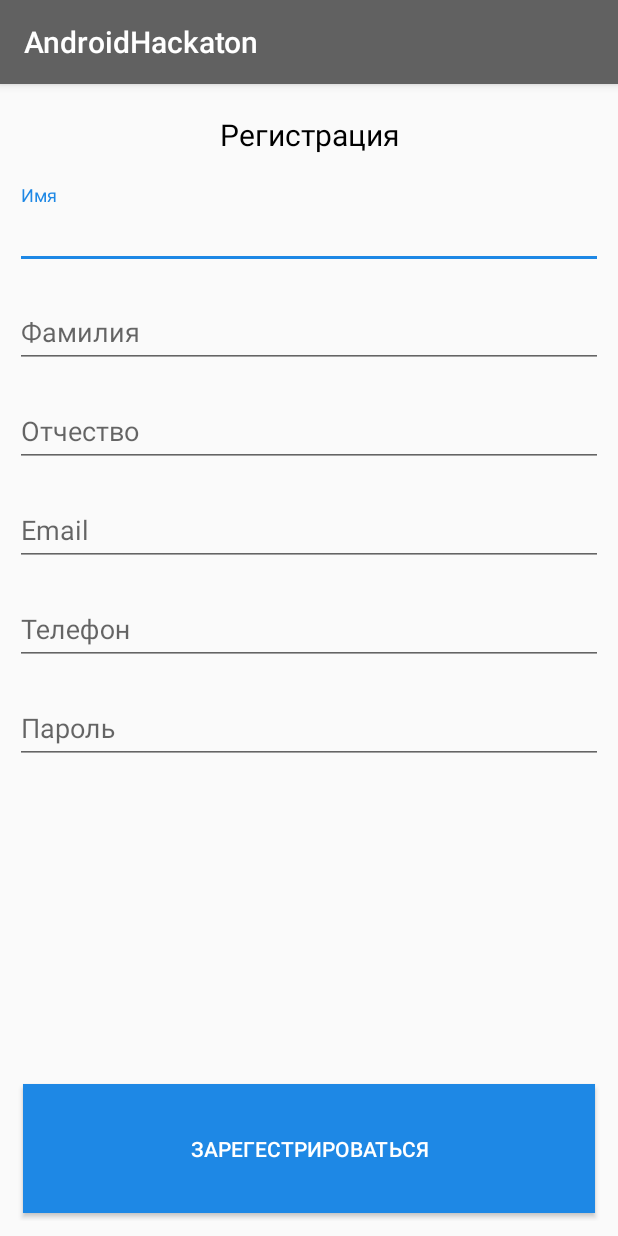
After one commit to Ruslanio/AndroidHackaton, an Android app: the RegistrationActivity screen opened directly, with no data from a screen before it, on a phone screen of 412 x 824 dp. The commit adds this screen. Run offline under Robolectric (Android 15) with nearby library versions, the phone set to English and light mode, and no system bars; our stand-ins replace ButterKnife, RxJava; libraries missing offline, so code that uses them is left out: com.jakewharton.retrofit2.

Commit message:
login and registration activity and registration network manager added

```diff
--- a/app/src/main/AndroidManifest.xml
+++ b/app/src/main/AndroidManifest.xml
@@ -2,6 +2,7 @@
 <manifest xmlns:android="http://schemas.android.com/apk/res/android"
           package="com.example.ruslanio.androidhackaton">
 
+    <uses-permission android:name="android.permission.INTERNET"/>
     <application
         android:allowBackup="true"
         android:icon="@mipmap/ic_launcher"
@@ -16,6 +17,8 @@
                 <category android:name="android.intent.category.LAUNCHER"/>
             </intent-filter>
         </activity>
+        <activity android:name=".RegistrationActivity">
+        </activity>
     </application>
 
 </manifest>
--- /dev/null
+++ b/app/src/main/java/com/example/ruslanio/androidhackaton/RegistrationActivity.java
@@ -0,0 +1,77 @@
+package com.example.ruslanio.androidhackaton;
+
+import android.support.design.widget.TextInputEditText;
+import android.support.v7.app.AppCompatActivity;
+import android.os.Bundle;
+import android.view.View;
+import android.widget.Button;
+
+import com.example.ruslanio.androidhackaton.abstracts.BaseActivity;
+import com.example.ruslanio.androidhackaton.api.authorization.AuthorizationManager;
+import com.example.ruslanio.androidhackaton.api.authorization.RegistrationBodyRequest;
+
+import butterknife.BindView;
+
+public class RegistrationActivity extends BaseActivity implements View.OnClickListener{
+
+    @BindView(R.id.btn_register)
+    Button mRegister;
+
+    @BindView(R.id.et_first_name)
+    TextInputEditText mFirstName;
+    @BindView(R.id.et_last_name)
+    TextInputEditText mLastName;
+    @BindView(R.id.et_middle_name)
+    TextInputEditText mMiddleName;
+    @BindView(R.id.et_email)
+    TextInputEditText mEmail;
+    @BindView(R.id.et_phone)
+    TextInputEditText mPhone;
+    @BindView(R.id.et_password)
+    TextInputEditText mPassword;
+
+
+    private AuthorizationManager mAuthorizationManager;
+
+    @Override
+    protected void onInit() {
+        mRegister.setOnClickListener(this);
+        mAuthorizationManager = new AuthorizationManager();
+    }
+
+    @Override
+    protected int getLayout() {
+        return R.layout.activity_registration;
+    }
+
+    @Override
+    public void onClick(View v) {
+        switch (v.getId()){
+            case R.id.btn_register:
+                mAuthorizationManager.register(getData())
+                        .subscribe(response -> {
+
+                                    saveToken(response.getResponseData());
+                                }
+                                ,error-> {
+                                    showSnackbar("UNKNOWN ERROR");
+                                });
+                break;
+        }
+    }
+
+    private void saveToken(String token){
+        showSnackbar(token);
+    }
+
+    private RegistrationBodyRequest getData() {
+        RegistrationBodyRequest registrationBodyRequest = new RegistrationBodyRequest();
+        registrationBodyRequest.setFirstName(mFirstName.getText().toString());
+        registrationBodyRequest.setLastName(mLastName.getText().toString());
+        registrationBodyRequest.setMiddleName(mMiddleName.getText().toString());
+        registrationBodyRequest.setEmail(mEmail.getText().toString());
+        registrationBodyRequest.setPassword(mPassword.getText().toString());
+        registrationBodyRequest.setPhone(mPhone.getText().toString());
+        return registrationBodyRequest;
+    }
+}
--- a/app/src/main/java/com/example/ruslanio/androidhackaton/abstracts/BaseActivity.java
+++ b/app/src/main/java/com/example/ruslanio/androidhackaton/abstracts/BaseActivity.java
@@ -1,6 +1,7 @@
 package com.example.ruslanio.androidhackaton.abstracts;
 
 import android.os.Bundle;
+import android.support.annotation.LayoutRes;
 import android.support.annotation.Nullable;
 import android.support.annotation.StringRes;
 import android.support.design.widget.BaseTransientBottomBar;
@@ -19,6 +20,7 @@ public abstract class BaseActivity extends AppCompatActivity {
     @Override
     protected void onCreate(@Nullable Bundle savedInstanceState) {
         super.onCreate(savedInstanceState);
+        setContentView(getLayout());
         ButterKnife.bind(this);
         onInit();
     }
@@ -26,6 +28,8 @@ public abstract class BaseActivity extends AppCompatActivity {
 
     protected abstract void onInit();
 
+    @LayoutRes
+    protected abstract int getLayout();
 
     public void showToast(@StringRes int text) {
         Toast.makeText(this, text, Toast.LENGTH_LONG).show();
--- /dev/null
+++ b/app/src/main/java/com/example/ruslanio/androidhackaton/api/authorization/AuthorizationManager.java
@@ -0,0 +1,43 @@
+package com.example.ruslanio.androidhackaton.api.authorization;
+
+import com.example.ruslanio.androidhackaton.api.authorization.pojo.RegistrationResponse;
+import com.jakewharton.retrofit2.adapter.rxjava2.RxJava2CallAdapterFactory;
+
+import java.util.concurrent.TimeUnit;
+
+import io.reactivex.Observable;
+import io.reactivex.schedulers.Schedulers;
+import okhttp3.ConnectionPool;
+import okhttp3.OkHttpClient;
+import retrofit2.Retrofit;
+import retrofit2.converter.gson.GsonConverterFactory;
+
+/**
+ * Created by Ruslanio on 27.10.2017.
+ */
+
+public class AuthorizationManager {
+    private static final String BASE_URL = "https://dtp-hack.herokuapp.com";
+    private final CallRegistration mCallRegistration;
+
+
+    public AuthorizationManager() {
+        OkHttpClient okHttpClient = new OkHttpClient.Builder()
+                .connectTimeout(8, TimeUnit.MINUTES)
+                .readTimeout(8, TimeUnit.MINUTES)
+                .writeTimeout(8, TimeUnit.MINUTES)
+                .connectionPool(new ConnectionPool(1, 5, TimeUnit.MINUTES))
+                .build();
+        mCallRegistration = new Retrofit.Builder()
+                .client(okHttpClient)
+                .addConverterFactory(GsonConverterFactory.create())
+                .addCallAdapterFactory(RxJava2CallAdapterFactory.createWithScheduler(Schedulers.io()))
+                .baseUrl(BASE_URL)
+                .build()
+                .create(CallRegistration.class);
+    }
+
+    public Observable<RegistrationResponse> register(RegistrationBodyRequest registrationBodyRequest){
+        return mCallRegistration.register(registrationBodyRequest);
+    }
+}
--- /dev/null
+++ b/app/src/main/java/com/example/ruslanio/androidhackaton/api/authorization/CallRegistration.java
@@ -0,0 +1,17 @@
+package com.example.ruslanio.androidhackaton.api.authorization;
+
+import com.example.ruslanio.androidhackaton.api.authorization.pojo.RegistrationResponse;
+
+import io.reactivex.Observable;
+import retrofit2.http.Body;
+import retrofit2.http.POST;
+
+/**
+ * Created by Ruslanio on 27.10.2017.
+ */
+
+public interface CallRegistration {
+
+    @POST("/v1/sign_up")
+    Observable<RegistrationResponse> register(@Body RegistrationBodyRequest registrationBodyRequest);
+}
--- /dev/null
+++ b/app/src/main/res/layout/activity_registration.xml
@@ -0,0 +1,133 @@
+<?xml version="1.0" encoding="utf-8"?>
+<LinearLayout
+    xmlns:android="http://schemas.android.com/apk/res/android"
+    xmlns:app="http://schemas.android.com/apk/res-auto"
+    xmlns:tools="http://schemas.android.com/tools"
+    android:layout_width="match_parent"
+    android:layout_height="match_parent"
+    android:orientation="vertical"
+    android:padding="@dimen/tab_item_padding"
+    tools:context="com.example.ruslanio.androidhackaton.RegistrationActivity">
+
+
+    <TextView
+        style="@style/Label"
+        android:layout_width="match_parent"
+        android:layout_height="wrap_content"
+        android:gravity="center_horizontal"
+        android:text="@string/registration"
+        android:textSize="@dimen/extra_large_text_size"/>
+
+
+    <android.support.v4.widget.NestedScrollView
+        android:layout_weight="1"
+        android:layout_width="match_parent"
+        android:layout_height="match_parent">
+
+        <LinearLayout
+            android:layout_width="match_parent"
+            android:layout_height="wrap_content"
+            android:orientation="vertical">
+
+            <android.support.design.widget.TextInputLayout
+                android:layout_width="match_parent"
+                android:layout_height="wrap_content"
+                android:paddingTop="10dp">
+
+                <android.support.design.widget.TextInputEditText
+                    android:id="@+id/et_first_name"
+                    android:layout_width="match_parent"
+                    android:layout_height="wrap_content"
+                    android:hint="@string/first_name"
+                    android:inputType="text"
+                    android:lines="1"/>
+            </android.support.design.widget.TextInputLayout>
+
+            <android.support.design.widget.TextInputLayout
+                android:layout_width="match_parent"
+                android:layout_height="wrap_content"
+                android:paddingTop="10dp">
+
+                <android.support.design.widget.TextInputEditText
+                    android:id="@+id/et_last_name"
+                    android:layout_width="match_parent"
+                    android:layout_height="wrap_content"
+                    android:hint="@string/last_name"
+                    android:imeActionId="@+id/et_first_name"
+                    android:inputType="text"
+                    android:lines="1"/>
+            </android.support.design.widget.TextInputLayout>
+
+            <android.support.design.widget.TextInputLayout
+                android:layout_width="match_parent"
+                android:layout_height="wrap_content"
+                android:paddingTop="10dp">
+
+                <android.support.design.widget.TextInputEditText
+                    android:id="@+id/et_middle_name"
+                    android:layout_width="match_parent"
+                    android:layout_height="wrap_content"
+                    android:hint="@string/middle_name"
+                    android:imeActionId="@+id/et_last_name"
+                    android:inputType="text"
+                    android:lines="1"/>
+            </android.support.design.widget.TextInputLayout>
+
+            <android.support.design.widget.TextInputLayout
+                android:layout_width="match_parent"
+                android:layout_height="wrap_content"
+                android:paddingTop="10dp">
+
+                <android.support.design.widget.TextInputEditText
+                    android:id="@+id/et_email"
+                    android:layout_width="match_parent"
+                    android:layout_height="wrap_content"
+                    android:hint="@string/email"
+                    android:imeActionId="@+id/et_middle_name"
+                    android:inputType="textEmailAddress"
+                    android:lines="1"/>
+            </android.support.design.widget.TextInputLayout>
+
+            <android.support.design.widget.TextInputLayout
+                android:layout_width="match_parent"
+                android:layout_height="wrap_content"
+                android:paddingTop="10dp">
+
+                <android.support.design.widget.TextInputEditText
+                    android:id="@+id/et_phone"
+                    android:layout_width="match_parent"
+                    android:layout_height="wrap_content"
+                    android:hint="@string/phone"
+                    android:imeActionId="@+id/et_email"
+                    android:inputType="phone"
+                    android:lines="1"/>
+            </android.support.design.widget.TextInputLayout>
+
+            <android.support.design.widget.TextInputLayout
+                android:layout_width="match_parent"
+                android:layout_height="wrap_content"
+                android:paddingTop="10dp">
+
+                <android.support.design.widget.TextInputEditText
+                    android:id="@+id/et_password"
+                    android:layout_width="match_parent"
+                    android:layout_height="wrap_content"
+                    android:hint="@string/password"
+                    android:imeActionId="@+id/et_email"
+                    android:inputType="textPassword|numberPassword"
+                    android:lines="1"/>
+            </android.support.design.widget.TextInputLayout>
+
+        </LinearLayout>
+    </android.support.v4.widget.NestedScrollView>
+
+    <Button
+        android:layout_weight="4.5"
+        android:id="@+id/btn_register"
+        style="@style/Button"
+        android:text="@string/sign_up"
+        android:gravity="center"
+        android:layout_width="match_parent"
+        android:layout_height="match_parent"/>
+
+</LinearLayout>
--- a/app/src/main/res/values/colors.xml
+++ b/app/src/main/res/values/colors.xml
@@ -1,8 +1,8 @@
 <?xml version="1.0" encoding="utf-8"?>
 <resources>
-    <color name="colorPrimary">#3F51B5</color>
-    <color name="colorPrimaryDark">#303F9F</color>
-    <color name="colorAccent">#FF4081</color>
+    <color name="colorPrimary">#616161</color>
+    <color name="colorPrimaryDark">#212121</color>
+    <color name="colorAccent">#1e88e5</color>
 
 
     <color name="transparent">#00333333</color>
--- a/app/src/main/res/values/strings.xml
+++ b/app/src/main/res/values/strings.xml
@@ -5,4 +5,10 @@
     <string name="sign_in">Войти</string>
     <string name="sign_up">Зарегестрироваться</string>
     <string name="Autorize">Авторизация</string>
+    <string name="registration">Регистрация</string>
+    <string name="email">Email</string>
+    <string name="first_name">Имя</string>
+    <string name="last_name">Фамилия</string>
+    <string name="middle_name">Отчество</string>
+    <string name="phone">Телефон</string>
 </resources>
```
Also changed, not shown: app/build.gradle (+14 -2 lines), app/src/main/java/com/example/ruslanio/androidhackaton/LoginActivity.java (+37 -1 lines), app/src/main/java/com/example/ruslanio/androidhackaton/api/authorization/RegistrationBodyRequest.java (added, +74 -0 lines), app/src/main/java/com/example/ruslanio/androidhackaton/api/authorization/pojo/RegistrationResponse.java (added, +32 -0 lines), app/src/main/res/layout/activity_main.xml (+9 -4 lines).
